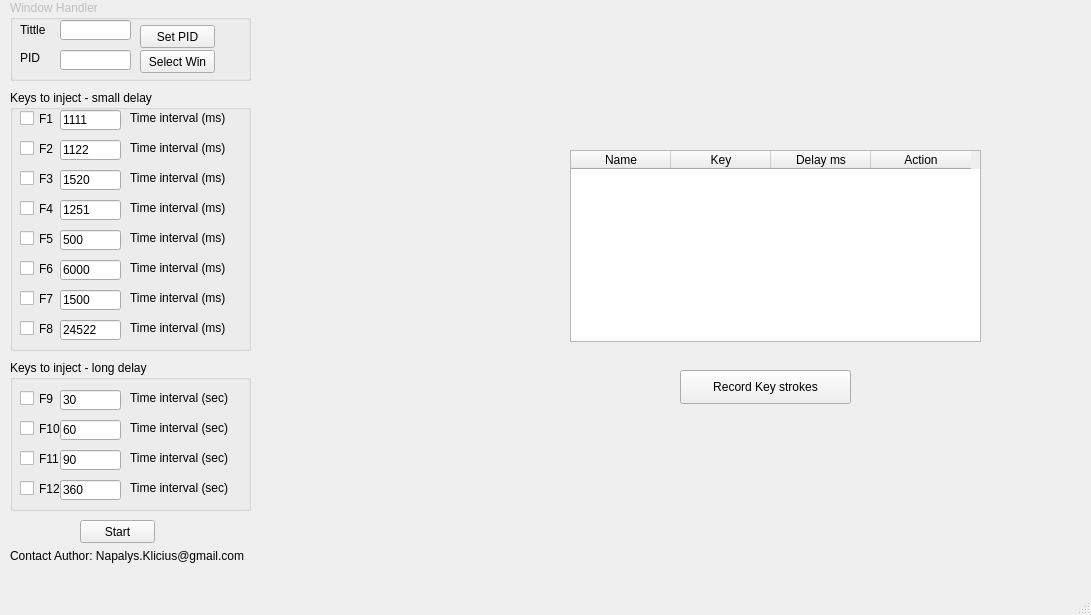
Napalys/Attachable-clicker, file gui/mainwindow.ui: the form before one commit.
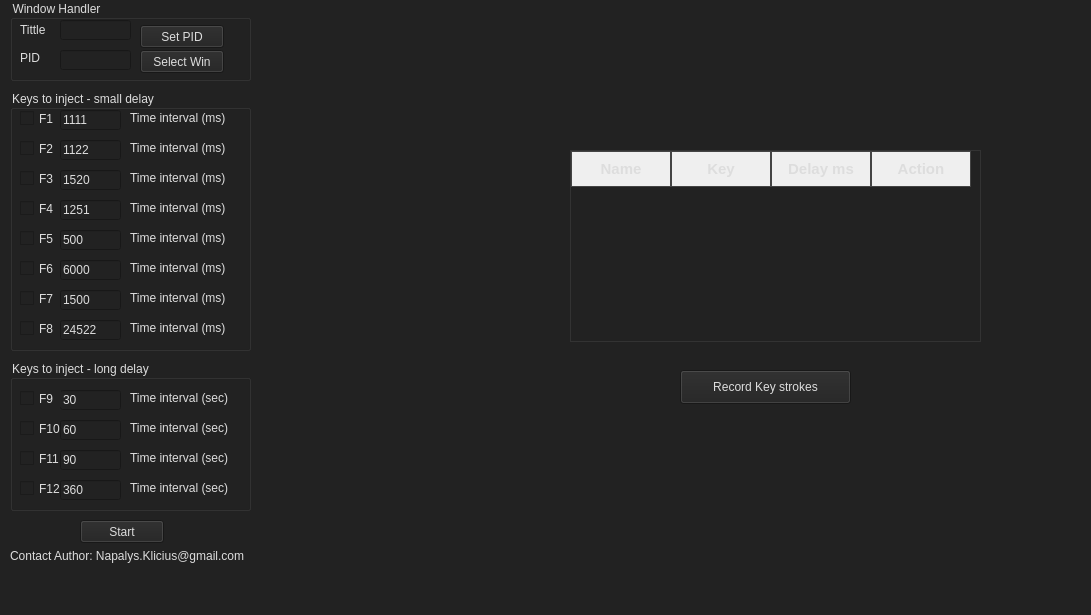
The form after the commit.

Commit message: Improved table UI, disabled editing name and key code fields.

```diff
--- a/gui/mainwindow.ui
+++ b/gui/mainwindow.ui
@@ -19,6 +19,70 @@
   <property name="autoFillBackground">
    <bool>false</bool>
   </property>
+  <property name="styleSheet">
+   <string notr="true">/* Style for the main window or central widget */
+QWidget {
+    background-color: #222; /* Very dark grey background for the entire window */
+    color: #ddd; /* Light grey text for readability */
+}
+
+/* Existing table widget styles */
+QTableWidget {
+    border: 1px solid #333;
+    background-color: #222;
+    color: #ddd;
+    gridline-color: #444;
+}
+
+QTableWidget::item {
+    padding: 8px;
+    background-color: #222;
+    color: #ddd;
+    border-color: #444;
+}
+
+QTableWidget::item:selected {
+    background-color: #555;
+    color: #fff;
+}
+
+QHeaderView::section {
+    background-color: qlineargradient(x1:0, y1:0, x2:0, y2:1,
+                                      stop:0 #333, stop:1 #555);
+    padding: 6px;
+    border: 1px solid #444;
+    font-size: 11pt;
+    color: #ddd;
+    font-weight: bold;
+}
+
+QScrollBar:vertical {
+    border: 1px solid #2c2c2c;
+    background: #2c2c2c;
+    width: 12px;
+    margin: 0px 0px 0px 0px;
+}
+
+QScrollBar::handle:vertical {
+    background: qlineargradient(x1:0, y1:0, x2:1, y2:0,
+                                stop:0 #444, stop:1 #555);
+    min-height: 20px;
+}
+
+QScrollBar::add-line:vertical, QScrollBar::sub-line:vertical {
+    background-color: #333;
+    height: 0px;
+}
+
+QScrollBar::add-page:vertical, QScrollBar::sub-page:vertical {
+    background: none;
+}
+
+QTableWidget::viewport {
+    background-color: #222;
+}
+</string>
+  </property>
   <widget class="QWidget" name="centralwidget">
    <widget class="QCheckBox" name="checkBox_F1">
     <property name="geometry">
@@ -385,7 +449,7 @@
      <rect>
       <x>140</x>
       <y>25</y>
-      <width>75</width>
+      <width>84</width>
       <height>23</height>
      </rect>
     </property>
@@ -398,7 +462,7 @@
      <rect>
       <x>140</x>
       <y>50</y>
-      <width>75</width>
+      <width>84</width>
       <height>23</height>
      </rect>
     </property>
@@ -489,7 +553,7 @@
      <rect>
       <x>80</x>
       <y>520</y>
-      <width>75</width>
+      <width>84</width>
       <height>23</height>
      </rect>
     </property>
@@ -721,6 +785,9 @@
       <height>0</height>
      </size>
     </property>
+    <property name="styleSheet">
+     <string notr="true"/>
+    </property>
     <column>
      <property name="text">
       <string>Name</string>
```
The commit also changes 1 other file.
